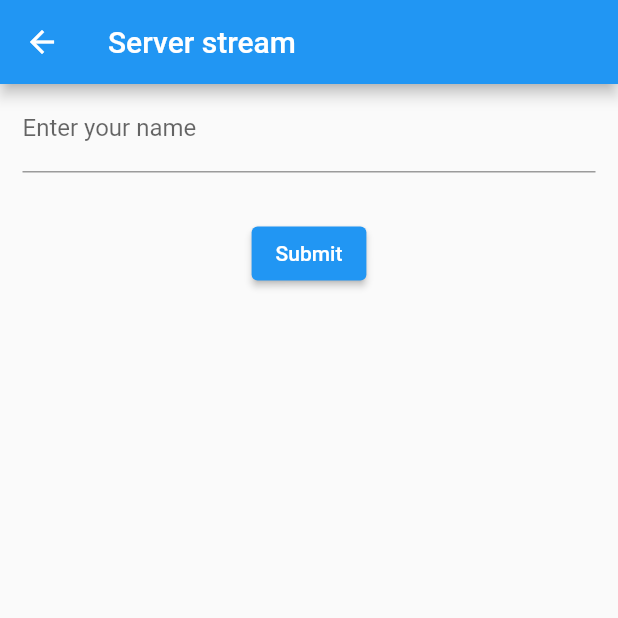
After one commit to devaliakbar/flutter_grpc_client, a Flutter app: the screen it shows after launch, after a tap on "Server stream", on a phone screen of 412 x 824 dp, the top half of it. The commit adds this screen. Run offline on Flutter 3.47's test engine with Material 2 defaults, Android fonts, the light colour scheme and no system bars; missing offline and left inert: grpc, protobuf.

Commit message:
Server streaming implemented

```diff
--- a/lib/pages/home.dart
+++ b/lib/pages/home.dart
@@ -1,4 +1,5 @@
 import 'package:flutter/material.dart';
+import 'package:flutter_grpc_client/pages/server_stream.dart';
 import 'package:flutter_grpc_client/pages/unary.dart';
 
 class Home extends StatelessWidget {
@@ -22,6 +23,17 @@ class Home extends StatelessWidget {
               },
               child: Text("Unary request"),
             ),
+            ElevatedButton(
+              onPressed: () {
+                Navigator.push(
+                  context,
+                  MaterialPageRoute(
+                    builder: (BuildContext context) => ServerStream(),
+                  ),
+                );
+              },
+              child: Text("Server stream"),
+            )
           ],
         ),
       ),
--- /dev/null
+++ b/lib/pages/server_stream.dart
@@ -0,0 +1,83 @@
+import 'package:flutter/material.dart';
+import 'package:flutter_grpc_client/core/grpc/generated/greet.pbgrpc.dart';
+import 'package:flutter_grpc_client/core/grpc/grpc_client.dart';
+
+class ServerStream extends StatefulWidget {
+  @override
+  _ServerStreamState createState() => _ServerStreamState();
+}
+
+class _ServerStreamState extends State<ServerStream> with GrpcClient {
+  final TextEditingController _nameController = TextEditingController();
+
+  List<String> _responseFromServer = [];
+
+  @override
+  void dispose() {
+    _nameController.dispose();
+    super.dispose();
+  }
+
+  @override
+  Widget build(BuildContext context) {
+    return Scaffold(
+      appBar: AppBar(
+        title: Text("Server stream"),
+      ),
+      body: Padding(
+        padding: EdgeInsets.symmetric(horizontal: 15),
+        child: Column(
+          children: [
+            TextField(
+              controller: _nameController,
+              decoration: InputDecoration(labelText: "Enter your name"),
+            ),
+            SizedBox(
+              height: 30,
+            ),
+            ElevatedButton(
+              onPressed: () {
+                if (_nameController.text.trim().isNotEmpty) {
+                  callGrpc(_nameController.text.trim());
+                  FocusScope.of(context).requestFocus(FocusNode());
+                  _nameController.text = "";
+                }
+              },
+              child: Text("Submit"),
+            ),
+            SizedBox(
+              height: 30,
+            ),
+            if (_responseFromServer.isNotEmpty) Text("Response from server: "),
+            Expanded(
+              child: ListView.builder(
+                itemCount: _responseFromServer.length,
+                itemBuilder: (BuildContext context, int index) =>
+                    Text(_responseFromServer[index]),
+              ),
+            ),
+          ],
+        ),
+      ),
+    );
+  }
+
+  Future<void> callGrpc(String name) async {
+    final channel = getChannel();
+    final stub = GreetServiceClient(channel);
+
+    try {
+      final GreetManyTimesRequest request =
+          GreetManyTimesRequest(greeting: Greeting(firstName: name));
+
+      await for (var res in stub.greetManyTimes(request)) {
+        setState(() {
+          _responseFromServer.add(res.response);
+        });
+      }
+    } catch (e) {
+      print('Caught error: $e');
+    }
+    await channel.shutdown();
+  }
+}
```
